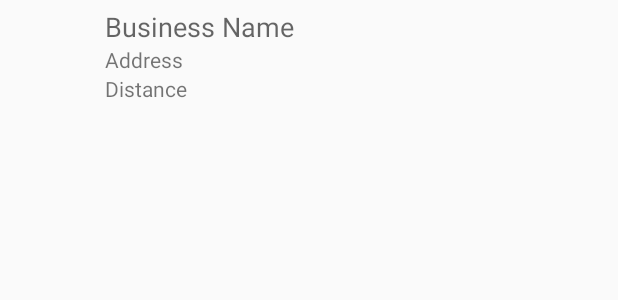
After one commit to BryanKo/Hashpass, an Android app: the layout list_view_businesses_layout.xml on its own in the app's theme, with its tools: preview values and no code run, on a phone screen of 412 x 824 dp. The commit adds this screen. Shown: the top 300 px of the screen. Run offline under Robolectric (Android 15) with nearby library versions, the phone set to English and light mode, and no system bars; network calls fail.

Commit message:
got list of all businesses to work

```diff
--- /dev/null
+++ b/app/src/main/res/layout/list_view_businesses_layout.xml
@@ -0,0 +1,46 @@
+<?xml version="1.0" encoding="utf-8"?>
+<LinearLayout xmlns:android="http://schemas.android.com/apk/res/android"
+    xmlns:app="http://schemas.android.com/apk/res-auto"
+    android:layout_width="match_parent"
+    android:layout_height="match_parent">
+
+    <RelativeLayout
+        android:layout_width="match_parent"
+        android:layout_height="match_parent">
+
+        <ImageView
+            android:id="@+id/ivBusinesses"
+            android:layout_width="60dp"
+            android:layout_height="60dp"
+            android:padding="5dp" />
+
+        <TextView
+            android:id="@+id/tvBusinessName"
+            android:layout_width="wrap_content"
+            android:layout_height="wrap_content"
+            android:text="Business Name"
+            android:textAppearance="?android:attr/textAppearanceMedium"
+            android:layout_toRightOf="@+id/ivBusinesses"
+            android:layout_marginLeft="10dp"
+            android:paddingTop="5dp" />
+
+        <TextView
+            android:id="@+id/tvBusinessAdr"
+            android:layout_width="wrap_content"
+            android:layout_height="wrap_content"
+            android:text="Address"
+            android:layout_toRightOf="@+id/ivBusinesses"
+            android:layout_below="@+id/tvBusinessName"
+            android:layout_marginLeft="10dp"/>
+
+        <TextView
+            android:id="@+id/tvBusinessDist"
+            android:layout_width="wrap_content"
+            android:layout_height="wrap_content"
+            android:text="Distance"
+            android:layout_toRightOf="@+id/ivBusinesses"
+            android:layout_below="@+id/tvBusinessAdr"
+            android:layout_marginLeft="10dp" />
+
+    </RelativeLayout>
+</LinearLayout>
```
Also changed, not shown: app/src/main/java/com/example/david/testing/businessListView.java (added, +97 -0 lines), app/src/main/java/com/example/david/testing/foodCurrent.java (+14 -4 lines), app/src/main/res/layout/activity_food_current.xml (+14 -0 lines).
